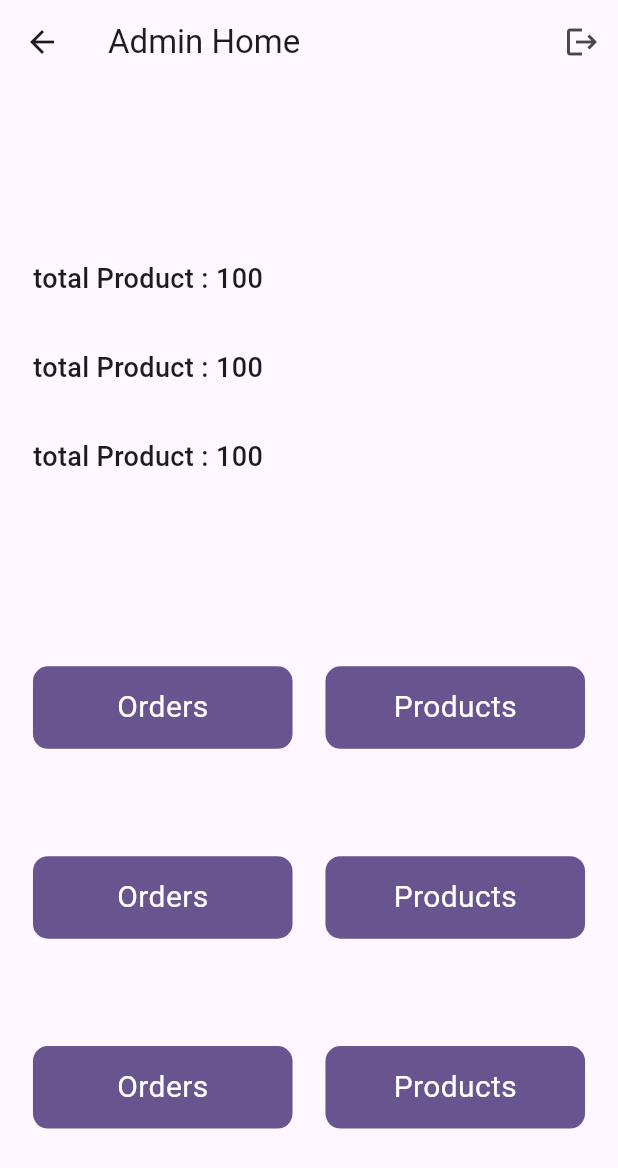
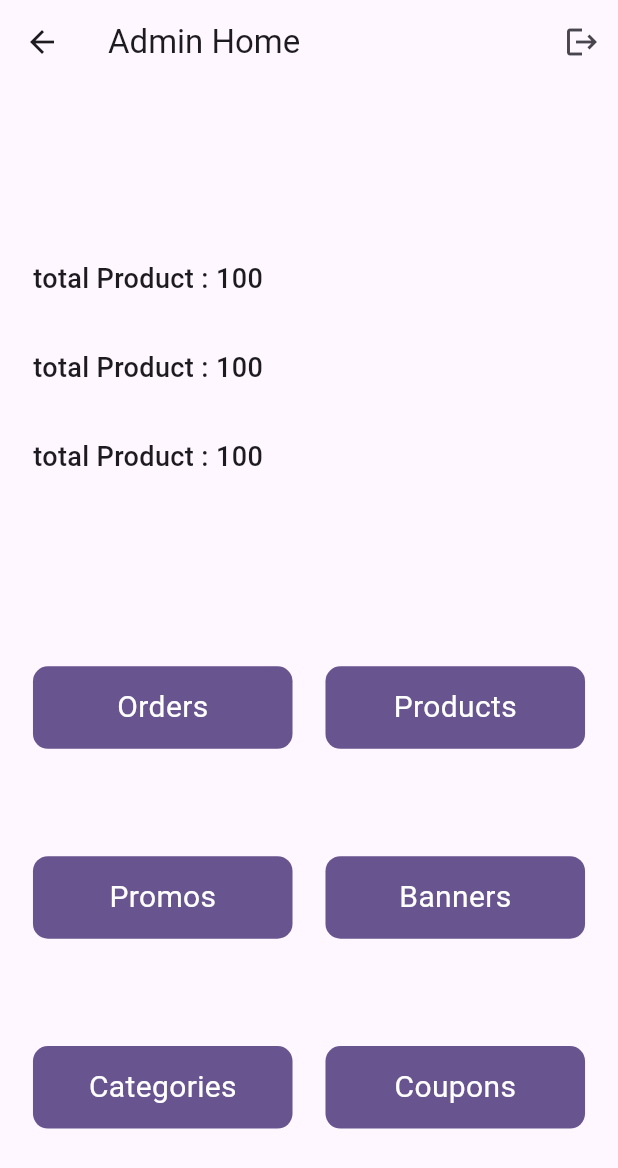
Before and after one commit to Sachinpandit2809/ecommerce_admin_app, a Flutter app: the AdminHome screen opened by its route, on a phone screen of 412 x 824 dp. Shown: the top 1168 px of the screen. Run offline on Flutter 3.47's test engine with Material 3 defaults, Android fonts, the phone set to English and light mode, and no system bars; our stand-ins replace cloud_firestore, firebase_auth, firebase_core, fluttertoast; accounts and stored records are empty.

Commit message:
working in categories

```diff
--- /dev/null
+++ b/lib/controllers/db_services.dart
@@ -0,0 +1,23 @@
+import 'package:cloud_firestore/cloud_firestore.dart';
+class DbServices {
+  // CATEGORIES
+  // read  categories from database
+
+    Stream<QuerySnapshot> readCategories(){
+      return FirebaseFirestore.instance.collection("shop_categories").orderBy("priority", descending: true) .snapshots();
+    }
+    // create new categories
+    Future createCategories({required Map<String, dynamic> data }  ) async {
+      await FirebaseFirestore.instance.collection("shop_categories").add(data);
+    }
+    // update categories
+    Future updateCategories ({ required String docId , required Map<String,dynamic> data}) async{
+      await FirebaseFirestore.instance.collection("shop_categories").doc(docId).update(data);
+    }
+    // delete categories
+    Future deleteCategories({required String docId})async{
+      await FirebaseFirestore.instance.collection("shop_categories").doc(docId).delete();
+
+    }
+
+  }
--- /dev/null
+++ b/lib/providers/admin_provider.dart
@@ -0,0 +1,24 @@
+import 'dart:async';
+
+import 'package:cloud_firestore/cloud_firestore.dart';
+import 'package:ecommerce_admin_app/controllers/db_services.dart';
+import 'package:flutter/material.dart';
+
+class AdminProvider with ChangeNotifier {
+  List<QueryDocumentSnapshot> categories = [];
+  StreamSubscription<QuerySnapshot>? _categoriesSubscription;
+  int totalCategories = 0;
+  AdminProvider(){
+    getCategories();
+  }
+
+  // GET all the categories
+  void getCategories() {
+    _categoriesSubscription?.cancel();
+    _categoriesSubscription = DbServices().readCategories().listen((snapshot) {
+      categories = snapshot.docs;
+      totalCategories = snapshot.docs.length;
+      notifyListeners();
+    });
+  }
+}
--- a/lib/views/admin_home.dart
+++ b/lib/views/admin_home.dart
@@ -54,15 +54,19 @@ class _AdminHomeState extends State<AdminHome> {
           Row(
             mainAxisAlignment: MainAxisAlignment.spaceEvenly,
             children: [
-              HomeButton(name: "Orders", onPress: () {}),
-              HomeButton(name: "Products", onPress: () {}),
+              HomeButton(name: "Promos", onPress: () {}),
+              HomeButton(name: "Banners", onPress: () {}),
             ],
           ),
           Row(
             mainAxisAlignment: MainAxisAlignment.spaceEvenly,
             children: [
-              HomeButton(name: "Orders", onPress: () {}),
-              HomeButton(name: "Products", onPress: () {}),
+              HomeButton(
+                  name: "Categories",
+                  onPress: () {
+                    Navigator.pushNamed(context, '/categories');
+                  }),
+              HomeButton(name: "Coupons", onPress: () {}),
             ],
           )
         ],
```
Also changed, not shown: lib/controllers/auth_services.dart (+11 -2 lines), lib/main.dart (+15 -5 lines), lib/models/categories_model.dart (added, +29 -0 lines), lib/views/categories_page.dart (added, +82 -0 lines), lib/views/login.dart (+69 -8 lines), lib/utils/utils.dart (renamed from lib/utils.dart).
